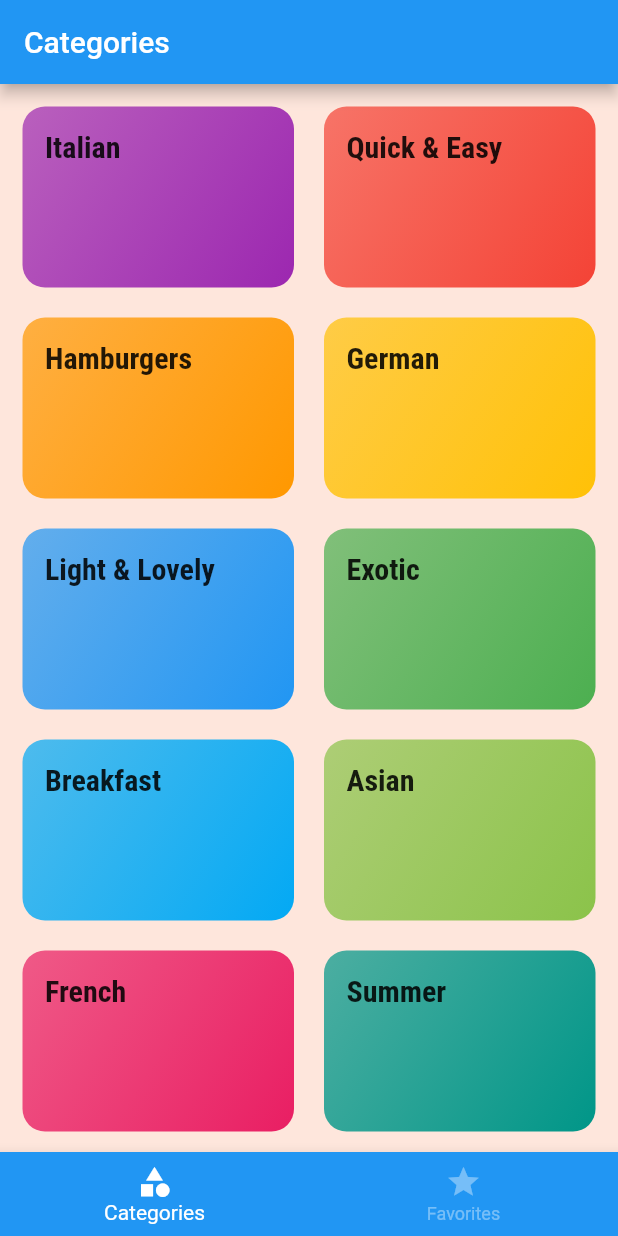
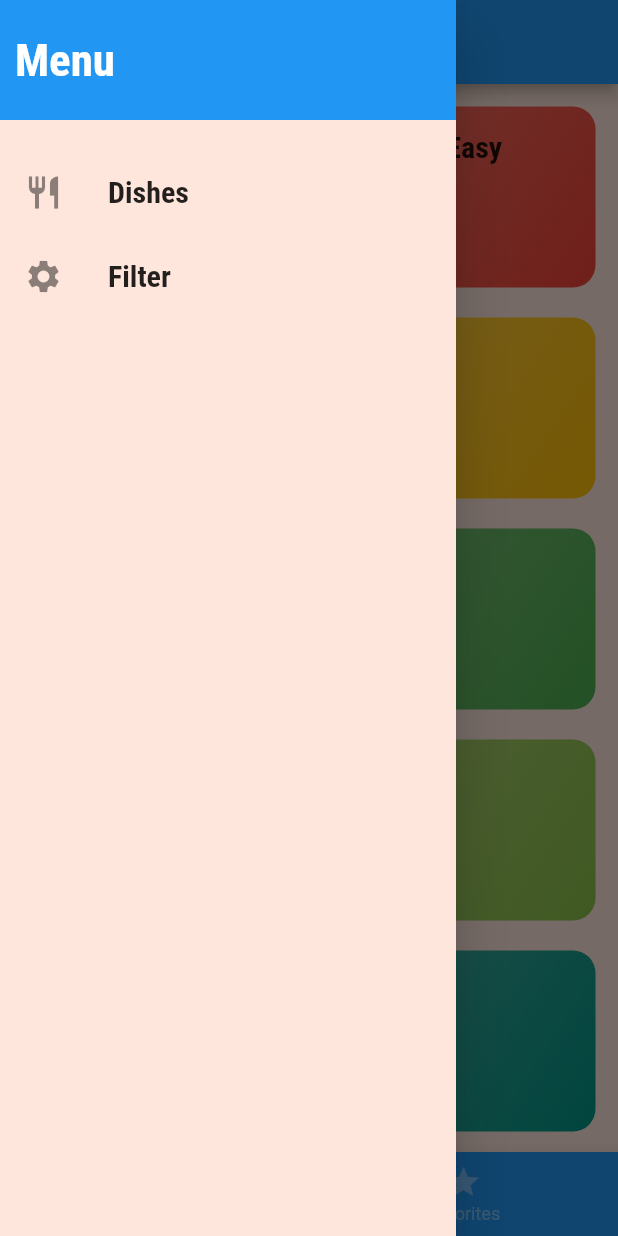
Before and after one commit to asafzaf/Meals-app, a Flutter app: the screen it shows after launch, with the side drawer open (before the commit the screen has no drawer), on a phone screen of 412 x 824 dp. Run offline on Flutter 3.47's test engine with Material 2 defaults, Android fonts, the phone set to English and light mode, and no system bars.

Commit message:
Added  main drawer & filter page

```diff
--- a/lib/main.dart
+++ b/lib/main.dart
@@ -1,4 +1,5 @@
 import 'package:flutter/material.dart';
+import './screen/filters_screen.dart';
 import './screen/tabs_screen.dart';
 import './screen/meal_detail_screen.dart';
 import './screen/category_meals_screen.dart';
@@ -31,6 +32,7 @@ class MyApp extends StatelessWidget {
         '/': (ctx) => TabsScreen(),
         CategoryMealsScreen.routeName: (ctx) => CategoryMealsScreen(),
         MealDetailScreen.routeName: (ctx) => MealDetailScreen(),
+        FiltersScreen.routeName: (ctx) => FiltersScreen(),
       },
       onUnknownRoute: (settings) {
         return MaterialPageRoute(
--- /dev/null
+++ b/lib/screen/filters_screen.dart
@@ -0,0 +1,19 @@
+import 'package:flutter/material.dart';
+import '../widget/main_drawer.dart';
+
+class FiltersScreen extends StatelessWidget {
+  static const routeName = '/filters';
+
+  @override
+  Widget build(BuildContext context) {
+    return Scaffold(
+      appBar: AppBar(
+        title: Text('title'),
+      ),
+      drawer: MainDrawer(),
+      body: Center(
+        child: Text('Filters!'),
+      ),
+    );
+  }
+}
--- a/lib/screen/tabs_screen.dart
+++ b/lib/screen/tabs_screen.dart
@@ -1,4 +1,5 @@
 import 'package:flutter/material.dart';
+import '../widget/main_drawer.dart';
 import './favorites_screen.dart';
 import './categories_screen.dart';
 
@@ -35,6 +36,7 @@ class _TabsScreenState extends State<TabsScreen> {
           _pages[_selectedPageIndex]['title'],
         ),
       ),
+      drawer: MainDrawer(),
       body: _pages[_selectedPageIndex]['page'],
       bottomNavigationBar: BottomNavigationBar(
         onTap: _selectPage,
--- /dev/null
+++ b/lib/widget/main_drawer.dart
@@ -0,0 +1,65 @@
+import 'package:flutter/material.dart';
+import '../screen/filters_screen.dart';
+
+class MainDrawer extends StatelessWidget {
+  Widget buildListTile(String title, IconData icon, Function tapHandler) {
+    return ListTile(
+      leading: Icon(
+        icon,
+        size: 26,
+      ),
+      title: Text(
+        title,
+        style: TextStyle(
+          fontSize: 20,
+          fontFamily: 'RobotoCondensed',
+          fontWeight: FontWeight.bold,
+        ),
+      ),
+      onTap: tapHandler,
+    );
+  }
+
+  @override
+  Widget build(BuildContext context) {
+    return Drawer(
+      child: Column(
+        children: [
+          Container(
+            alignment: Alignment.centerLeft,
+            padding: EdgeInsets.all(10),
+            height: 80,
+            color: Theme.of(context).primaryColor,
+            child: const Text(
+              'Menu',
+              style: TextStyle(
+                color: Colors.white,
+                fontFamily: 'RobotoCondensed',
+                fontWeight: FontWeight.bold,
+                fontSize: 30,
+              ),
+            ),
+          ),
+          SizedBox(
+            height: 20,
+          ),
+          buildListTile(
+            'Dishes',
+            Icons.restaurant,
+            () {
+              Navigator.of(context).pushReplacementNamed('/');
+            },
+          ),
+          buildListTile(
+            'Filter',
+            Icons.settings,
+            () {
+              Navigator.of(context)
+                  .pushReplacementNamed(FiltersScreen.routeName);
+            },
+          ),
+        ],
+      ),
+    );
+  }
+}
```
